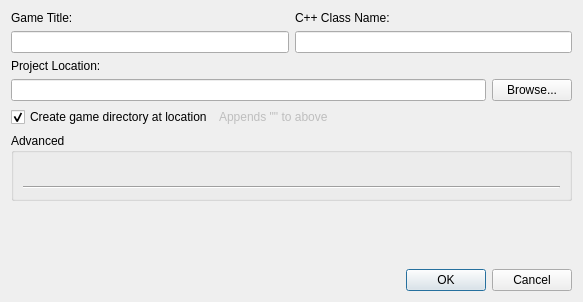
Old version of the form Editor/src/Dialogs/DlgNewProject.ui in the repository GameOverture/HarmonyEngine.
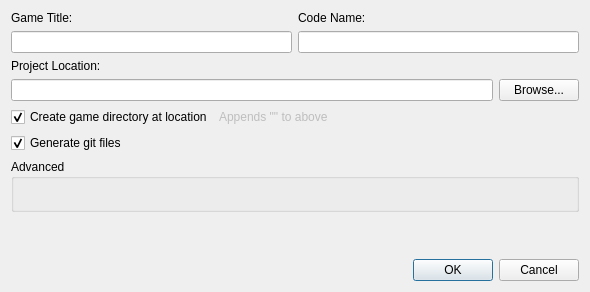
New version of the form. Custom widgets are drawn as their Qt base class.

What changed in the file:
```diff
--- a/Editor/src/Dialogs/DlgNewProject.ui
+++ b/Editor/src/Dialogs/DlgNewProject.ui
@@ -6,8 +6,8 @@
    <rect>
     <x>0</x>
     <y>0</y>
-    <width>583</width>
-    <height>302</height>
+    <width>590</width>
+    <height>292</height>
    </rect>
   </property>
   <property name="windowTitle">
@@ -32,12 +32,12 @@
      <item row="1" column="1">
       <widget class="QLabel" name="label_4">
        <property name="text">
-        <string>C++ Class Name:</string>
+        <string>Code Name:</string>
        </property>
       </widget>
      </item>
      <item row="2" column="1">
-      <widget class="QLineEdit" name="txtClassName"/>
+      <widget class="QLineEdit" name="txtCodeName"/>
      </item>
      <item row="2" column="0">
       <widget class="QLineEdit" name="txtTitleName"/>
@@ -99,11 +99,27 @@
      </item>
     </layout>
    </item>
+   <item>
+    <widget class="QCheckBox" name="chkUseGit">
+     <property name="text">
+      <string>Generate git files</string>
+     </property>
+     <property name="checked">
+      <bool>true</bool>
+     </property>
+    </widget>
+   </item>
    <item>
     <widget class="QGroupBox" name="grpAdvanced">
      <property name="title">
       <string>Advanced</string>
      </property>
+     <property name="checkable">
+      <bool>false</bool>
+     </property>
+     <property name="checked">
+      <bool>false</bool>
+     </property>
      <layout class="QVBoxLayout" name="verticalLayout">
       <item>
        <widget class="WgtMakeRelDir" name="wgtDataDir" native="true"/>
@@ -111,22 +127,9 @@
       <item>
        <widget class="WgtMakeRelDir" name="wgtMetaDir" native="true"/>
       </item>
-      <item>
-       <widget class="WgtMakeRelDir" name="wgtSrcDir" native="true"/>
-      </item>
       <item>
        <widget class="WgtMakeRelDir" name="wgtBuildDir" native="true"/>
       </item>
-      <item>
-       <widget class="Line" name="line">
-        <property name="orientation">
-         <enum>Qt::Horizontal</enum>
-        </property>
-       </widget>
-      </item>
-      <item>
-       <layout class="QVBoxLayout" name="lytSrcDependencies"/>
-      </item>
      </layout>
     </widget>
    </item>
```
Left out of the diff: 2 changed lines with no effect on the pictures.
